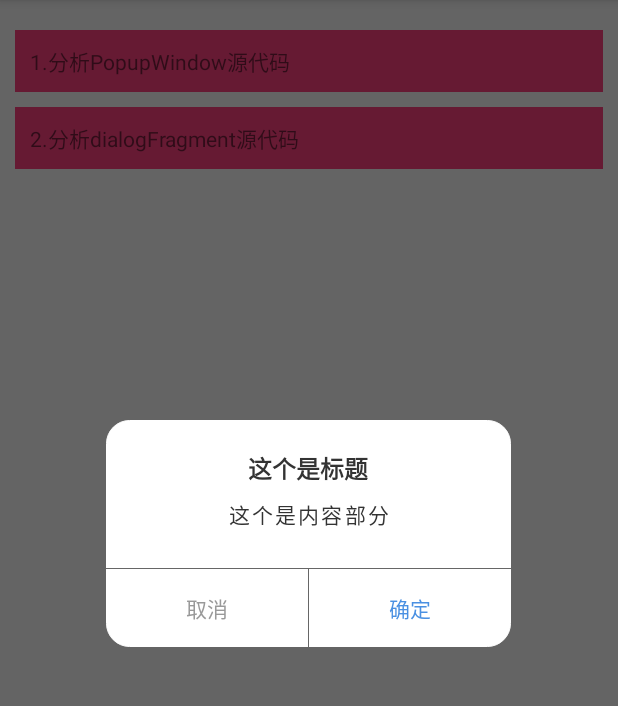
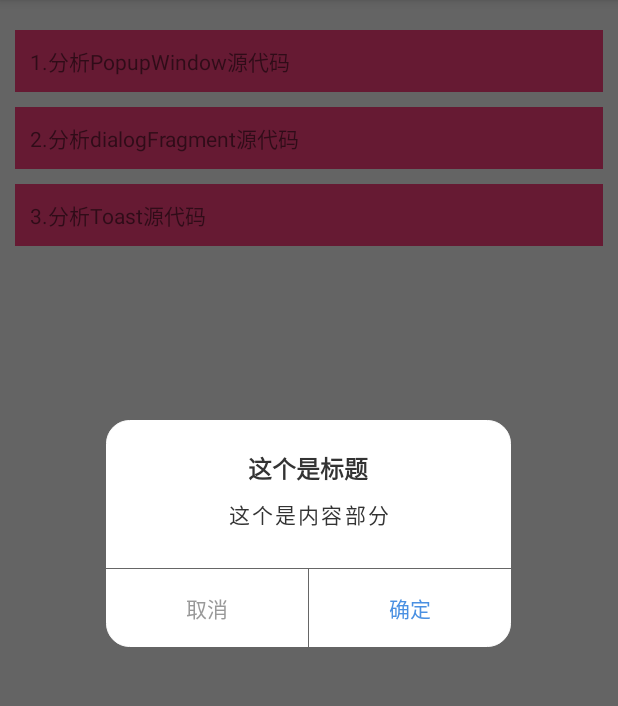
Before and after one commit to yangchong211/YCDialog, an Android app: the TestActivity screen opened directly, with no data from a screen before it, after a tap on "2.分析dialogFragment源代码", on a phone screen of 412 x 824 dp, the part 84-790 px from its top. Run offline under Robolectric (Android 15) with nearby library versions, the phone set to English and light mode, and no system bars.

Commit message:
优化代码

```diff
--- a/YCDialogLib/src/main/java/com/pedaily/yc/ycdialoglib/toast/ToastUtils.java
+++ b/YCDialogLib/src/main/java/com/pedaily/yc/ycdialoglib/toast/ToastUtils.java
@@ -226,7 +226,9 @@ public class ToastUtils {
         }
 
         public Toast build() {
-            Toast toast = new Toast(context);
+            if(toast==null){
+                toast = new Toast(context);
+            }
             if (isFill) {
                 toast.setGravity(gravity | Gravity.FILL_HORIZONTAL, 0, yOffset);
             } else {
--- a/app/src/main/java/com/pedaily/yc/ycdialog/TestActivity.java
+++ b/app/src/main/java/com/pedaily/yc/ycdialog/TestActivity.java
@@ -2,6 +2,7 @@ package com.pedaily.yc.ycdialog;
 
 import android.graphics.drawable.ColorDrawable;
 import android.os.Bundle;
+import android.os.Looper;
 import android.support.annotation.Nullable;
 import android.support.v7.app.AppCompatActivity;
 import android.view.LayoutInflater;
@@ -10,6 +11,8 @@ import android.widget.LinearLayout;
 import android.widget.PopupWindow;
 import android.widget.TextView;
 import android.widget.Toast;
+
+import com.pedaily.yc.ycdialoglib.toast.ToastUtils;
 
 
 public class TestActivity extends AppCompatActivity implements View.OnClickListener {
@@ -28,6 +31,7 @@ public class TestActivity extends AppCompatActivity implements View.OnClickListe
 
         mTv1.setOnClickListener(this);
         findViewById(R.id.tv_2).setOnClickListener(this);
+        findViewById(R.id.tv_3).setOnClickListener(this);
     }
 
     @Override
@@ -39,6 +43,9 @@ public class TestActivity extends AppCompatActivity implements View.OnClickListe
             case R.id.tv_2:
                 Toast.makeText(this,"吐司",Toast.LENGTH_SHORT).show();
                 showDialogFragment();
+                break;
+            case R.id.tv_3:
+                showToast();
                 break;
         }
     }
@@ -84,4 +91,13 @@ public class TestActivity extends AppCompatActivity implements View.OnClickListe
     }
 
 
+    private void showToast() {
+        ToastUtils.showRoundRectToast("潇湘剑雨-杨充");
+        try {
+            Thread.sleep(10000);
+        } catch (InterruptedException e) {
+            e.printStackTrace();
+        }
+    }
+
 }
--- a/app/src/main/res/layout/activity_test.xml
+++ b/app/src/main/res/layout/activity_test.xml
@@ -24,4 +24,14 @@
         android:background="@color/colorAccent"
         android:text="2.分析dialogFragment源代码"/>
 
+
+    <TextView
+        android:id="@+id/tv_3"
+        android:layout_width="match_parent"
+        android:layout_height="wrap_content"
+        android:layout_marginTop="10dp"
+        android:padding="10dp"
+        android:background="@color/colorAccent"
+        android:text="3.分析Toast源代码"/>
+
 </LinearLayout>
```
Also changed, not shown: YCDialogLib/src/main/java/com/pedaily/yc/ycdialoglib/snackbar/SnackbarUtils.java (added, +18 -0 lines).
